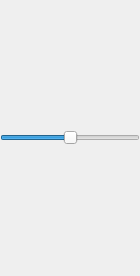
tps12/hey-grid, file screen.ui: the form before one commit.
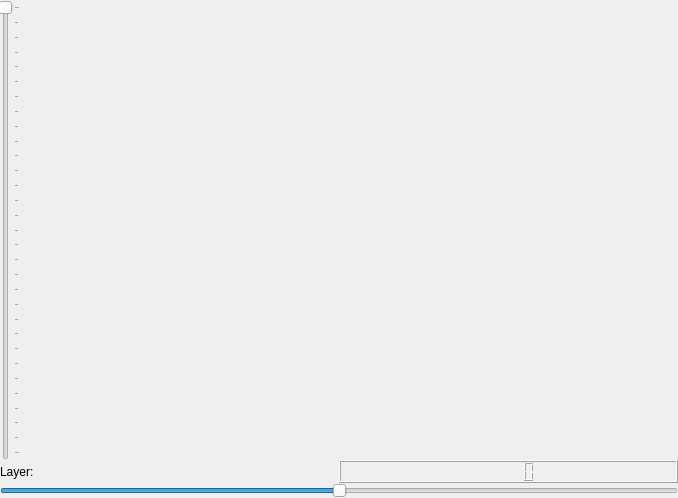
The form after the commit.

Commit message: Show individual layers

Patch:
```diff
--- a/screen.ui
+++ b/screen.ui
@@ -6,8 +6,8 @@
    <rect>
     <x>0</x>
     <y>0</y>
-    <width>140</width>
-    <height>276</height>
+    <width>678</width>
+    <height>498</height>
    </rect>
   </property>
   <property name="sizePolicy">
@@ -28,14 +28,85 @@
    </property>
    <item>
     <layout class="QVBoxLayout" name="verticalLayout">
+     <property name="topMargin">
+      <number>0</number>
+     </property>
      <property name="bottomMargin">
       <number>0</number>
      </property>
      <item>
-      <layout class="QHBoxLayout" name="angles">
+      <layout class="QGridLayout" name="gridLayout" columnstretch="1,0">
+       <property name="topMargin">
+        <number>0</number>
+       </property>
        <property name="rightMargin">
         <number>0</number>
        </property>
+       <item row="0" column="0">
+        <layout class="QHBoxLayout" name="horizontalLayout" stretch="0">
+         <property name="spacing">
+          <number>-1</number>
+         </property>
+         <property name="sizeConstraint">
+          <enum>QLayout::SetDefaultConstraint</enum>
+         </property>
+         <property name="leftMargin">
+          <number>0</number>
+         </property>
+         <property name="rightMargin">
+          <number>0</number>
+         </property>
+         <item>
+          <layout class="QHBoxLayout" name="angles"/>
+         </item>
+        </layout>
+       </item>
+       <item row="0" column="1">
+        <layout class="QVBoxLayout" name="verticalLayout_2">
+         <property name="sizeConstraint">
+          <enum>QLayout::SetDefaultConstraint</enum>
+         </property>
+         <item>
+          <widget class="QSlider" name="layer">
+           <property name="maximum">
+            <number>30</number>
+           </property>
+           <property name="pageStep">
+            <number>1</number>
+           </property>
+           <property name="orientation">
+            <enum>Qt::Vertical</enum>
+           </property>
+           <property name="invertedAppearance">
+            <bool>true</bool>
+           </property>
+           <property name="tickPosition">
+            <enum>QSlider::TicksBelow</enum>
+           </property>
+           <property name="tickInterval">
+            <number>1</number>
+           </property>
+          </widget>
+         </item>
+         <item>
+          <layout class="QHBoxLayout" name="horizontalLayout_2">
+           <property name="topMargin">
+            <number>0</number>
+           </property>
+           <item>
+            <widget class="QLabel" name="label">
+             <property name="text">
+              <string>Layer:</string>
+             </property>
+            </widget>
+           </item>
+           <item>
+            <widget class="QLCDNumber" name="lcdNumber"/>
+           </item>
+          </layout>
+         </item>
+        </layout>
+       </item>
       </layout>
      </item>
      <item>
```
Left out of the diff: 19 changed lines with no effect on the pictures. The commit also changes 2 other files.
